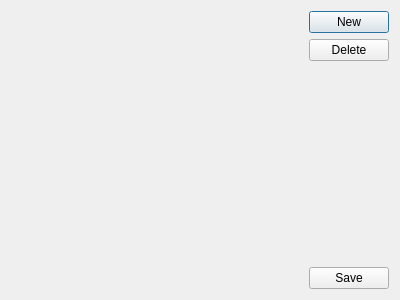
Above: designer/config.ui from abdnh/anki-more-flags before the change. Below: the same form after it.
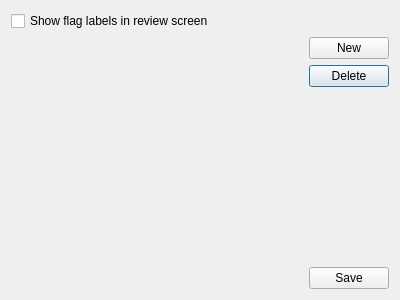
That is the form after the change.

Commit message: Add option to show flag labels in reviewer

Patch:
```diff
--- a/designer/config.ui
+++ b/designer/config.ui
@@ -14,14 +14,10 @@
             <string>Dialog</string>
         </property>
         <layout class="QGridLayout" name="gridLayout">
-            <item row="0" column="4">
-                <widget class="QPushButton" name="new_button">
-                    <property name="text">
-                        <string>New</string>
-                    </property>
-                </widget>
-            </item>
-            <item row="1" column="4">
+   <item row="1" column="0" rowspan="5" colspan="4">
+    <layout class="QVBoxLayout" name="flag_list_container"/>
+   </item>
+   <item row="2" column="4">
                 <widget class="QPushButton" name="delete_button">
                     <property name="text">
                         <string>Delete</string>
@@ -35,8 +31,19 @@
                     </property>
                 </widget>
             </item>
-            <item row="0" column="0" rowspan="5" colspan="4">
-                <layout class="QVBoxLayout" name="flag_list_container" />
+   <item row="1" column="4">
+    <widget class="QPushButton" name="new_button">
+     <property name="text">
+      <string>New</string>
+     </property>
+    </widget>
+   </item>
+   <item row="0" column="0">
+    <widget class="QCheckBox" name="show_flag_labels">
+     <property name="text">
+      <string>Show flag labels in review screen</string>
+     </property>
+    </widget>
             </item>
         </layout>
     </widget>
```
Left out of the diff: 6 changed lines with no effect on the pictures. Lines whose indentation alone changed are shown as unchanged. The commit also changes 5 other files.
